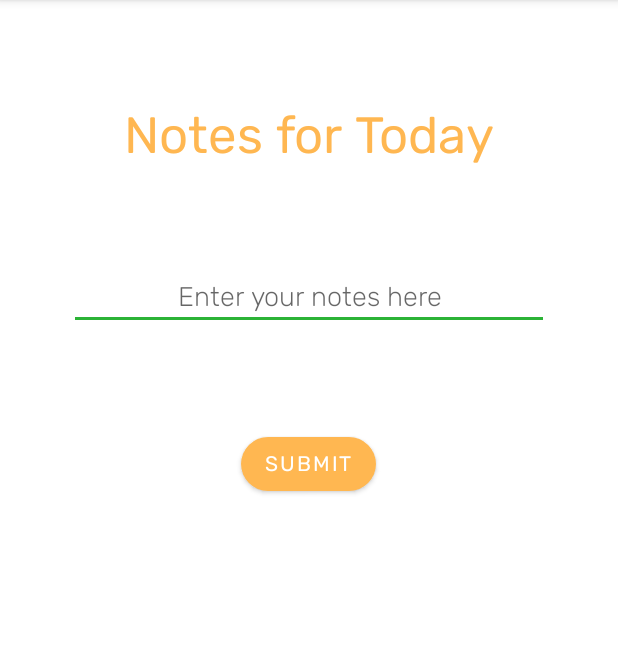
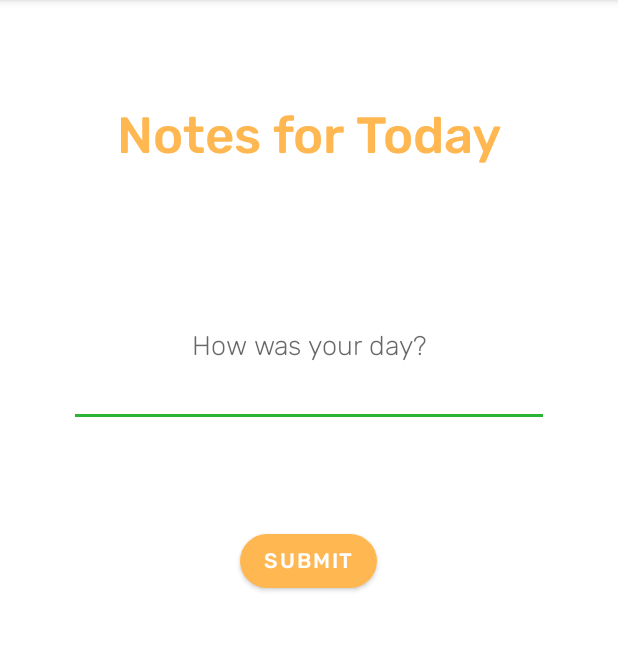
Before and after one commit to diegooooop/Bright_Side_Project, an Android app: the AddNoteActivity screen opened directly, with no data from a screen before it, on a phone screen of 412 x 824 dp, the part 84-735 px from its top. Run offline under Robolectric (Android 15) with nearby library versions, the phone set to English and light mode, and no system bars.

Commit message:
fixed layouts

```diff
--- a/app/src/main/res/layout/activity_add_note.xml
+++ b/app/src/main/res/layout/activity_add_note.xml
@@ -23,7 +23,7 @@
             android:layout_width="wrap_content"
             android:layout_height="wrap_content"
             android:layout_marginBottom="15dp"
-            android:fontFamily="@font/rubik"
+            android:fontFamily="@font/rubik_medium"
             android:text="Notes for Today"
             android:textColor="@color/yellow"
             android:textSize="34sp" />
@@ -37,18 +37,23 @@
             android:ems="15"
             android:gravity="center"
             android:fontFamily="@font/rubik_light"
-            android:hint="Enter your notes here"
-            android:inputType="textMultiLine" />
+            android:hint="How was your day?"
+            android:inputType="textMultiLine"
+            android:lines="8"
+            android:minLines="4"
+            android:maxLines="10"
+            android:scrollbars="vertical"
+            android:scrollHorizontally="false"/>
 
         <Button
             android:id="@+id/btn_note_submit"
             android:layout_width="wrap_content"
             android:layout_height="wrap_content"
             android:layout_marginTop="15dp"
-            android:fontFamily="@font/rubik"
+            android:fontFamily="@font/rubik_medium"
             android:text="Submit"
             android:textColor="@android:color/white"
-            app:cornerRadius="48dp"/>
+            app:cornerRadius="48dp" />
     </LinearLayout>
 
 </androidx.constraintlayout.widget.ConstraintLayout>
--- a/app/src/main/res/layout/activity_adjectives.xml
+++ b/app/src/main/res/layout/activity_adjectives.xml
@@ -25,9 +25,9 @@
             android:layout_marginTop="20dp"
             android:layout_marginBottom="20dp"
             android:gravity="center"
-            android:fontFamily="@font/rubik"
+            android:fontFamily="@font/rubik_medium"
             android:shadowColor="@color/yellow"
-            android:text="Describe Your Day!"
+            android:text="Describe Your Day"
             android:textColor="@color/yellow"
             android:textSize="34sp" />
 
@@ -46,7 +46,7 @@
             android:layout_width="wrap_content"
             android:layout_height="wrap_content"
             android:layout_margin="10dp"
-            android:fontFamily="@font/rubik"
+            android:fontFamily="@font/rubik_medium"
             android:text="Confirm"
             android:textColor="@android:color/white"
             app:cornerRadius="48dp"/>
--- a/app/src/main/res/layout/activity_all_logs.xml
+++ b/app/src/main/res/layout/activity_all_logs.xml
@@ -22,7 +22,7 @@
             android:layout_height="wrap_content"
             android:layout_marginBottom="10dp"
             android:gravity="center"
-            android:fontFamily="@font/rubik"
+            android:fontFamily="@font/rubik_bold"
             android:textColor="@color/yellow"
             android:text="All-time data"
             android:textSize="34sp" />
@@ -38,7 +38,7 @@
                 android:id="@+id/tv_month"
                 android:layout_width="wrap_content"
                 android:layout_height="wrap_content"
-                android:fontFamily="@font/rubik"
+                android:fontFamily="@font/rubik_medium"
                 android:text="Month" />
 
             <Spinner
@@ -53,7 +53,7 @@
                 android:id="@+id/tv_year"
                 android:layout_width="wrap_content"
                 android:layout_height="wrap_content"
-                android:fontFamily="@font/rubik"
+                android:fontFamily="@font/rubik_medium"
                 android:text="Year" />
 
             <Spinner
--- a/app/src/main/res/layout/activity_home_page.xml
+++ b/app/src/main/res/layout/activity_home_page.xml
@@ -58,8 +58,7 @@
             android:fontFamily="@font/rubik_bold"
             android:text="Diego"
             android:textColor="@color/yellow"
-            android:textSize="48sp"
-            android:textStyle="bold" />
+            android:textSize="48sp" />
 
         <ImageView
             android:id="@+id/affirmationIv"
@@ -89,7 +88,7 @@
 
         <LinearLayout
             android:layout_width="match_parent"
-            android:layout_height="match_parent"
+            android:layout_height="wrap_content"
             android:orientation="horizontal">
 
             <Button
--- a/app/src/main/res/layout/activity_new_entry.xml
+++ b/app/src/main/res/layout/activity_new_entry.xml
@@ -23,7 +23,7 @@
             android:layout_height="wrap_content"
             android:layout_marginTop="20dp"
             android:layout_marginBottom="20dp"
-            android:fontFamily="@font/rubik"
+            android:fontFamily="@font/rubik_medium"
             android:gravity="center"
             android:text="How are you feeling today?"
             android:textColor="@color/yellow"
--- a/app/src/main/res/layout/activity_secondary.xml
+++ b/app/src/main/res/layout/activity_secondary.xml
@@ -64,7 +64,7 @@
         android:layout_width="wrap_content"
         android:layout_height="wrap_content"
         android:layout_marginTop="50dp"
-        android:fontFamily="@font/rubik"
+        android:fontFamily="@font/rubik_medium"
         android:text="Confirm"
         android:textColor="@android:color/white"
         app:cornerRadius="48dp"
--- a/app/src/main/res/layout/activity_settings.xml
+++ b/app/src/main/res/layout/activity_settings.xml
@@ -23,7 +23,7 @@
             android:layout_width="match_parent"
             android:layout_height="wrap_content"
             android:layout_marginTop="20dp"
-            android:fontFamily="@font/rubik"
+            android:fontFamily="@font/rubik_medium"
             android:gravity="center"
             android:text="Notification Settings"
             android:textColor="@color/yellow"
@@ -70,7 +70,7 @@
             android:layout_height="wrap_content"
             android:gravity="center"
             android:onClick="createNotification"
-            android:fontFamily="@font/rubik"
+            android:fontFamily="@font/rubik_medium"
             android:text="confirm"
             android:textColor="@android:color/white"
             app:cornerRadius="48dp" />
--- a/app/src/main/res/layout/activity_weekly_summary.xml
+++ b/app/src/main/res/layout/activity_weekly_summary.xml
@@ -14,8 +14,8 @@
         android:layout_height="wrap_content"
         android:text="Weekly Logs"
         android:textColor="@color/yellow"
+        android:fontFamily="@font/rubik_bold"
         android:textSize="34sp"
-        android:textStyle="bold"
         app:layout_constraintEnd_toEndOf="parent"
         app:layout_constraintStart_toStartOf="parent"
         app:layout_constraintTop_toTopOf="parent" />
--- a/app/src/main/res/layout/item_layout_adjectives.xml
+++ b/app/src/main/res/layout/item_layout_adjectives.xml
@@ -4,8 +4,8 @@
     xmlns:tools="http://schemas.android.com/tools"
     android:layout_width="match_parent"
     android:layout_height="wrap_content"
-    android:background="#FFFFFF"
-    android:backgroundTint="#FFFFFF">
+    android:background="@android:color/white"
+    android:backgroundTint="@android:color/white">
 
     <CheckBox
         android:id="@+id/btn_adjective"
--- a/app/src/main/res/layout/item_layout_weekly_entry.xml
+++ b/app/src/main/res/layout/item_layout_weekly_entry.xml
@@ -86,12 +86,12 @@
                     android:id="@+id/adjectives"
                     android:layout_width="match_parent"
                     android:layout_height="wrap_content"
+                    android:background="@color/blue"
+                    android:fontFamily="@font/rubik_medium"
                     android:gravity="center"
                     android:padding="3dp"
-                    android:fontFamily="@font/rubik_medium"
-                    android:background="@color/blue"
+                    android:text="You described this day as:"
                     android:textColor="@android:color/white"
-                    android:text="You described this day as:"
                     android:textSize="18sp" />
 
                 <TextView
```
